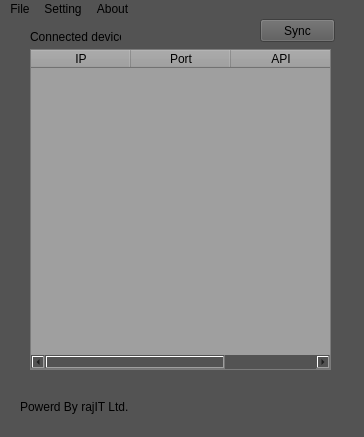
Turjo47/Python-App, file localserver.ui: the form before one commit.
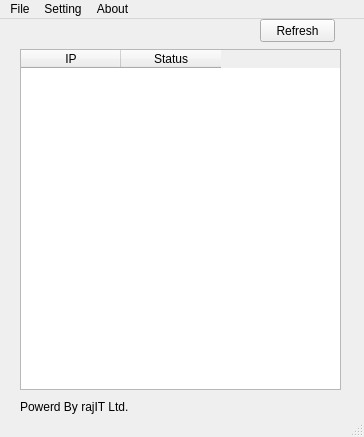
The form after the commit. Icons and pictures are not drawn.

What changed in the file:
```diff
--- a/localserver.ui
+++ b/localserver.ui
@@ -14,22 +14,9 @@
    <string>Easy Attendence Management Local Server</string>
   </property>
   <property name="styleSheet">
-   <string notr="true">background-color: rgb(83, 83, 83)</string>
+   <string notr="true"/>
   </property>
   <widget class="QWidget" name="centralwidget">
-   <widget class="QLabel" name="label">
-    <property name="geometry">
-     <rect>
-      <x>30</x>
-      <y>10</y>
-      <width>91</width>
-      <height>16</height>
-     </rect>
-    </property>
-    <property name="text">
-     <string>Connected device</string>
-    </property>
-   </widget>
    <widget class="QLabel" name="label_4">
     <property name="geometry">
      <rect>
@@ -53,23 +40,35 @@
      </rect>
     </property>
     <property name="styleSheet">
-     <string notr="true">background-color: rgb(88, 88, 88)</string>
+     <string notr="true"/>
     </property>
     <property name="text">
-     <string>Sync</string>
+     <string>Refresh</string>
     </property>
    </widget>
    <widget class="QTableWidget" name="tableWidget">
     <property name="geometry">
      <rect>
-      <x>30</x>
+      <x>20</x>
       <y>30</y>
-      <width>301</width>
-      <height>321</height>
+      <width>321</width>
+      <height>341</height>
      </rect>
     </property>
+    <property name="sizePolicy">
+     <sizepolicy hsizetype="Expanding" vsizetype="Expanding">
+      <horstretch>0</horstretch>
+      <verstretch>0</verstretch>
+     </sizepolicy>
+    </property>
+    <property name="maximumSize">
+     <size>
+      <width>331</width>
+      <height>16777215</height>
+     </size>
+    </property>
     <property name="styleSheet">
-     <string notr="true">background-color: rgb(159, 159, 159)</string>
+     <string notr="true"/>
     </property>
     <column>
      <property name="text">
@@ -78,12 +77,7 @@
     </column>
     <column>
      <property name="text">
-      <string>Port</string>
-     </property>
-    </column>
-    <column>
-     <property name="text">
-      <string>API</string>
+      <string>Status</string>
      </property>
     </column>
    </widget>
```
Left out of the diff: 23 changed lines with no effect on the pictures.
